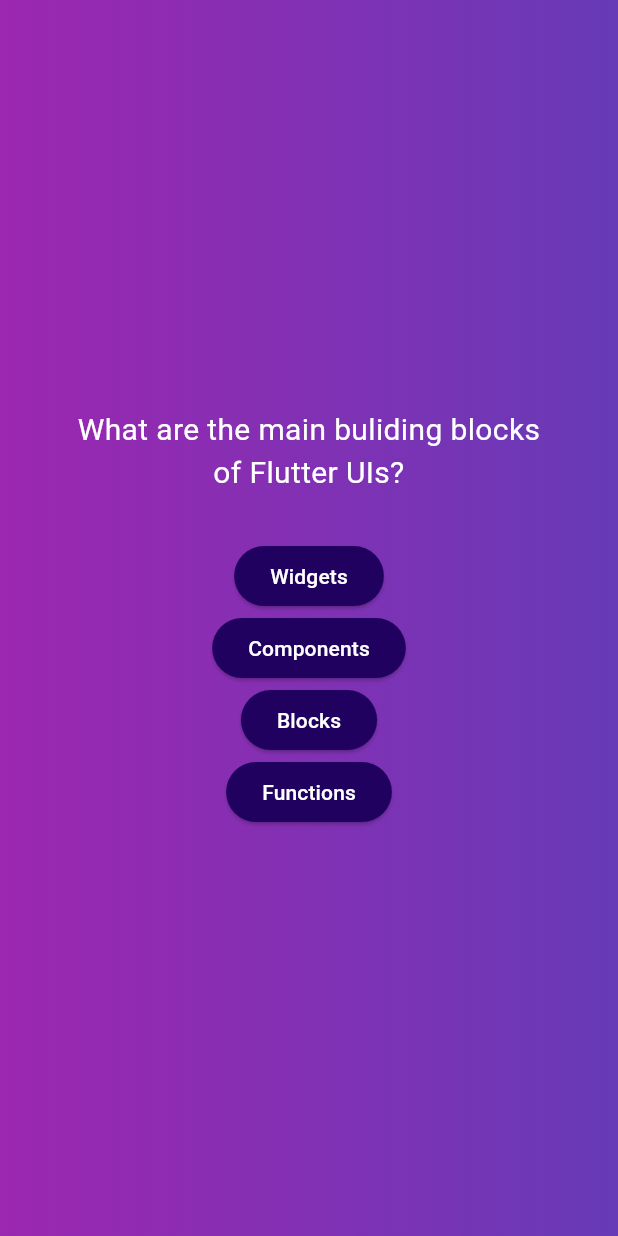
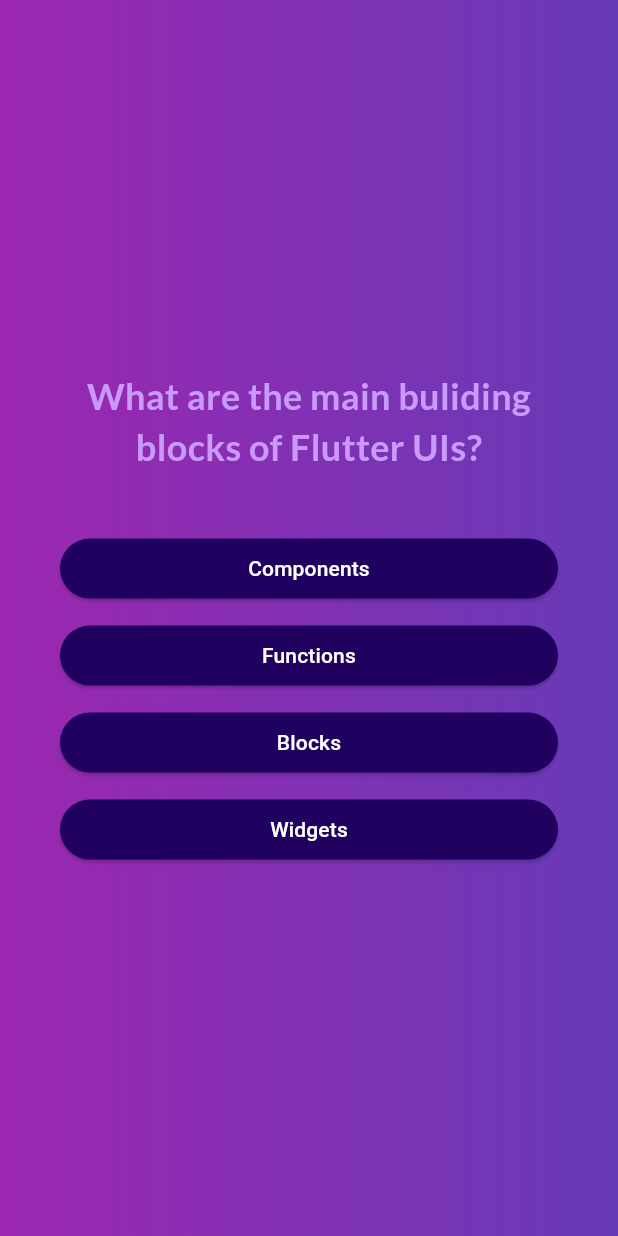
Before and after one commit to Maruuji24/QuizApp, a Flutter app: the screen it shows after launch, on a phone screen of 412 x 824 dp. Run offline on Flutter 3.47's test engine with Material 3 defaults, Android fonts, the phone set to English and light mode, and no system bars; our stand-ins replace google_fonts.

Commit message:
Update results_screen

```diff
--- a/lib/answer_button.dart
+++ b/lib/answer_button.dart
@@ -1,19 +1,35 @@
 import 'package:flutter/material.dart';
 
 class AnswerButton extends StatelessWidget {
-  const AnswerButton(this.answerOption,{super.key});
+  // const AnswerButton(this.answerOption, {super.key});
+  const AnswerButton({
+    super.key,
+    required this.answerOption,
+    required this.onTap,
+  });
 
   final String answerOption;
+  final void Function() onTap;
 
   @override
   Widget build(BuildContext context) {
-    return ElevatedButton(
-      onPressed: () {},
-      style: ElevatedButton.styleFrom(
-        backgroundColor: const Color.fromARGB(255, 33, 1, 95),
-        foregroundColor: Colors.white,
-      ),
-      child: Text(answerOption),
+    return Column(
+      children: [
+        const SizedBox(height: 10),
+        SizedBox(
+          width: double.infinity,
+          child: ElevatedButton(
+            onPressed: onTap,
+            style: ElevatedButton.styleFrom(
+                backgroundColor: const Color.fromARGB(255, 33, 1, 95),
+                foregroundColor: Colors.white,
+                shape: RoundedRectangleBorder(
+                  borderRadius: BorderRadius.circular(40),
+                )),
+            child: Text(answerOption, textAlign: TextAlign.center),
+          ),
+        ),
+      ],
     );
   }
 }
--- a/lib/questions_screen.dart
+++ b/lib/questions_screen.dart
@@ -1,6 +1,8 @@
 import 'package:flutter/material.dart';
 import 'package:myapp/answer_button.dart';
 import 'package:myapp/data/quizz.dart';
+import 'package:google_fonts/google_fonts.dart';
+import 'package:myapp/results_screen.dart';
 
 class QuestionsScreen extends StatefulWidget {
   const QuestionsScreen({super.key});
@@ -12,10 +14,30 @@ class QuestionsScreen extends StatefulWidget {
 }
 
 class _QuestionsScreenState extends State<QuestionsScreen> {
-  final currentQuestion = questions[0];
+  int currentQuestionIndex = 0;
+
+  final List<String> selectedAnswers = [];
+
+  void answerQuestion(String selectedAnswer) {
+    setState(() {
+      selectedAnswers.add(selectedAnswer);
+      if (currentQuestionIndex < questions.length - 1) {
+        currentQuestionIndex++;
+      } else {
+        Navigator.push(
+          context,
+          MaterialPageRoute(
+            builder: (context) =>
+                ResultsScreen(selectedAnswers: selectedAnswers),
+          ),
+        );
+      }
+    });
+  }
 
   @override
   Widget build(BuildContext context) {
+    final currentQuestion = questions[currentQuestionIndex];
     return MaterialApp(
       home: Scaffold(
         body: Container(
@@ -32,14 +54,21 @@ class _QuestionsScreenState extends State<QuestionsScreen> {
                 children: [
                   Text(
                     currentQuestion.question,
-                    style: const TextStyle(color: Colors.white,fontSize: 20,),
+                    style: GoogleFonts.lato(
+                        color: const Color.fromARGB(255, 201, 153, 251),
+                        fontSize: 24,
+                        fontWeight: FontWeight.bold),
                     textAlign: TextAlign.center,
                   ),
-                  const SizedBox(
-                    height: 30),
-                  ...currentQuestion.answers.map((answer) {
-                    return AnswerButton(answer);
-                  })
+                  const SizedBox(height: 30),
+                  ...currentQuestion.getShuffledAnswers().map(
+                    (answer) {
+                      return AnswerButton(
+                          answerOption: answer,
+                          onTap: () => answerQuestion(answer));
+                      ;
+                    },
+                  )
                 ],
               ),
             ),
--- /dev/null
+++ b/lib/results_screen.dart
@@ -0,0 +1,21 @@
+import 'package:flutter/material.dart';
+
+class ResultsScreen extends StatelessWidget {
+  const ResultsScreen({required this.selectedAnswers, super.key});
+
+  final List<String> selectedAnswers;
+
+  @override
+  Widget build(BuildContext context) {
+    return MaterialApp(
+      home: Scaffold(
+        body: Container(
+          decoration: const BoxDecoration(
+            gradient:
+                LinearGradient(colors: [Colors.purple, Colors.deepPurple]),
+          ),
+        ),
+      ),
+    );
+  }
+}
--- a/pubspec.yaml
+++ b/pubspec.yaml
@@ -35,6 +35,7 @@ dependencies:
   # The following adds the Cupertino Icons font to your application.
   # Use with the CupertinoIcons class for iOS style icons.
   cupertino_icons: ^1.0.8
+  google_fonts: ^6.2.1
 
 dev_dependencies:
   flutter_test:
```
Also changed, not shown: lib/main.dart (+10 -8 lines), lib/model/quiz_model.dart (+9 -3 lines), pubspec.lock.
